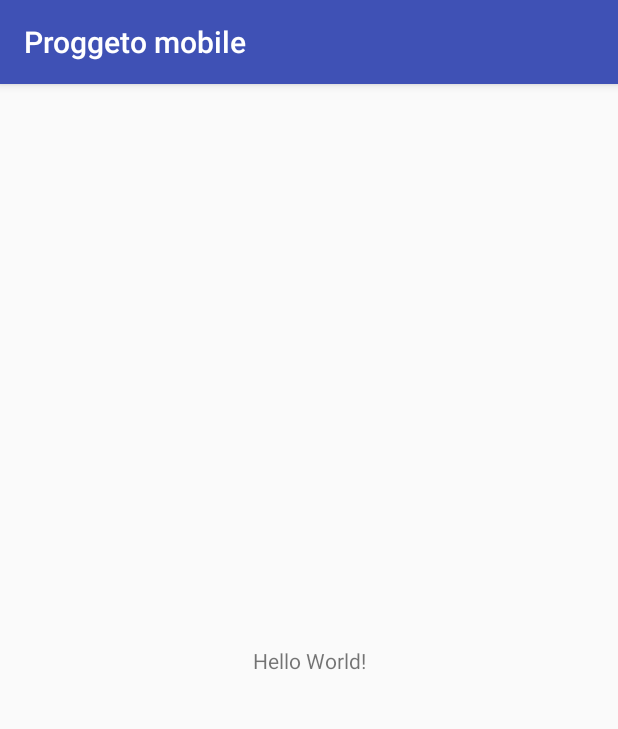
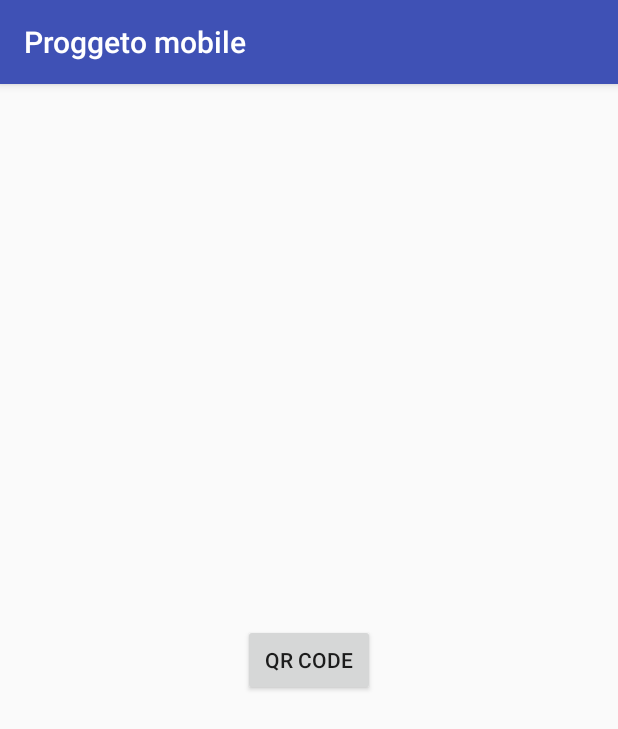
Before and after one commit to Bartolo96/Progetto_mobile, an Android app: the screen it shows after launch (MainActivity), on a phone screen of 412 x 824 dp. Shown: the top 729 px of the screen. Run offline under Robolectric (Android 15) with nearby library versions, the phone set to English and light mode, and no system bars; libraries missing offline, so code that uses them is left out: com.google.zxing.integration.

Commit message:
Qr Code reader Completato

```diff
--- a/app/build.gradle
+++ b/app/build.gradle
@@ -9,6 +9,7 @@ android {
         versionCode 1
         versionName "1.0"
         testInstrumentationRunner "android.support.test.runner.AndroidJUnitRunner"
+        multiDexEnabled true
     }
     buildTypes {
         release {
@@ -26,4 +27,6 @@ dependencies {
     androidTestImplementation 'com.android.support.test:runner:1.0.2'
     androidTestImplementation 'com.android.support.test.espresso:espresso-core:3.0.2'
     compile 'com.android.support:support-annotations:27.1.1'
+    compile 'com.google.zxing:core:3.2.1'
+    compile 'com.journeyapps:zxing-android-embedded:3.2.0@aar'
 }
--- a/app/src/main/AndroidManifest.xml
+++ b/app/src/main/AndroidManifest.xml
@@ -1,6 +1,8 @@
 <?xml version="1.0" encoding="utf-8"?>
 <manifest xmlns:android="http://schemas.android.com/apk/res/android"
     package="it.uniba.di.nitwx.progettoMobile">
+
+    <uses-permission android:name="android.permission.CAMERA" />
 
     <application
         android:allowBackup="true"
@@ -16,6 +18,7 @@
                 <category android:name="android.intent.category.LAUNCHER" />
             </intent-filter>
         </activity>
+        <activity android:name=".QrCodeActivity"></activity>
     </application>
 
 </manifest>
--- a/app/src/main/java/it/uniba/di/nitwx/progettoMobile/Constants.java
+++ b/app/src/main/java/it/uniba/di/nitwx/progettoMobile/Constants.java
@@ -5,4 +5,7 @@ package it.uniba.di.nitwx.progettoMobile;
  */
 
 public class Constants {
+
+    static final int REQUEST_QR_CODE = 1;
+
 }
--- a/app/src/main/res/layout/activity_main.xml
+++ b/app/src/main/res/layout/activity_main.xml
@@ -6,13 +6,18 @@
     android:layout_height="match_parent"
     tools:context="it.uniba.di.nitwx.progettoMobile.MainActivity">
 
-    <TextView
+    <Button
+        android:id="@+id/startButton"
         android:layout_width="wrap_content"
         android:layout_height="wrap_content"
-        android:text="Hello World!"
+        android:layout_marginBottom="232dp"
+        android:layout_marginEnd="148dp"
+        android:layout_marginStart="148dp"
+        android:layout_marginTop="231dp"
+        android:text="Qr Code"
         app:layout_constraintBottom_toBottomOf="parent"
-        app:layout_constraintLeft_toLeftOf="parent"
-        app:layout_constraintRight_toRightOf="parent"
+        app:layout_constraintEnd_toEndOf="parent"
+        app:layout_constraintStart_toStartOf="parent"
         app:layout_constraintTop_toTopOf="parent" />
 
 </android.support.constraint.ConstraintLayout>
--- a/app/src/main/res/values/strings.xml
+++ b/app/src/main/res/values/strings.xml
@@ -1,3 +1,4 @@
 <resources>
     <string name="app_name">Proggeto mobile</string>
+    <string name="qr_code_default_text">Please focus camera to QR Code</string>
 </resources>
```
Also changed, not shown: app/src/main/java/it/uniba/di/nitwx/progettoMobile/MainActivity.java (+44 -0 lines), app/src/main/java/it/uniba/di/nitwx/progettoMobile/QrCodeActivity.java (added, +17 -0 lines), app/src/main/res/layout/activity_qr_code.xml (added, +9 -0 lines), 1 other file.
